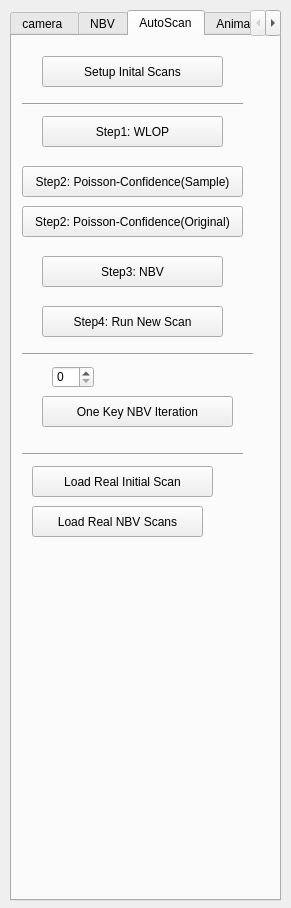
This is Point Cloud/UI/camera_para.ui in sunwaylive/quality-driven-poisson-guided-autoscanning as Qt 5 draws it before an edit. The edited form follows.
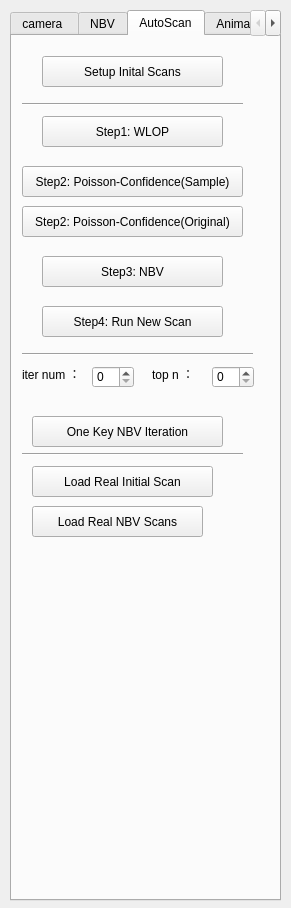
This is the edited form. The open tabs and pages were chosen to show the change.

Commit message:
* added a boolean is_draw_camera in drawCamera
* added a scan_top_n parameter in camera dialog

The edit to the form file:
```diff
--- a/Point Cloud/UI/camera_para.ui
+++ b/Point Cloud/UI/camera_para.ui
@@ -991,8 +991,8 @@
     <widget class="QPushButton" name="pushButton_one_key_nbv_iteration">
      <property name="geometry">
       <rect>
-       <x>30</x>
-       <y>360</y>
+       <x>20</x>
+       <y>380</y>
        <width>191</width>
        <height>31</height>
       </rect>
@@ -1004,7 +1004,7 @@
     <widget class="QSpinBox" name="spinBox_nbv_iteration_count">
      <property name="geometry">
       <rect>
-       <x>40</x>
+       <x>80</x>
        <y>330</y>
        <width>42</width>
        <height>22</height>
@@ -1050,6 +1050,42 @@
       <string>Load Real Initial Scan</string>
      </property>
     </widget>
+    <widget class="QSpinBox" name="spinBox_nbv_top_n">
+     <property name="geometry">
+      <rect>
+       <x>200</x>
+       <y>330</y>
+       <width>42</width>
+       <height>22</height>
+      </rect>
+     </property>
+    </widget>
+    <widget class="QLabel" name="label_16">
+     <property name="geometry">
+      <rect>
+       <x>140</x>
+       <y>330</y>
+       <width>51</width>
+       <height>16</height>
+      </rect>
+     </property>
+     <property name="text">
+      <string>top n ：</string>
+     </property>
+    </widget>
+    <widget class="QLabel" name="label_17">
+     <property name="geometry">
+      <rect>
+       <x>10</x>
+       <y>330</y>
+       <width>71</width>
+       <height>16</height>
+      </rect>
+     </property>
+     <property name="text">
+      <string>iter num ：</string>
+     </property>
+    </widget>
    </widget>
    <widget class="QWidget" name="tab_4">
     <attribute name="title">
```
Left out of the diff: 23 changed lines with no effect on the pictures. The commit also changes 8 other files.
